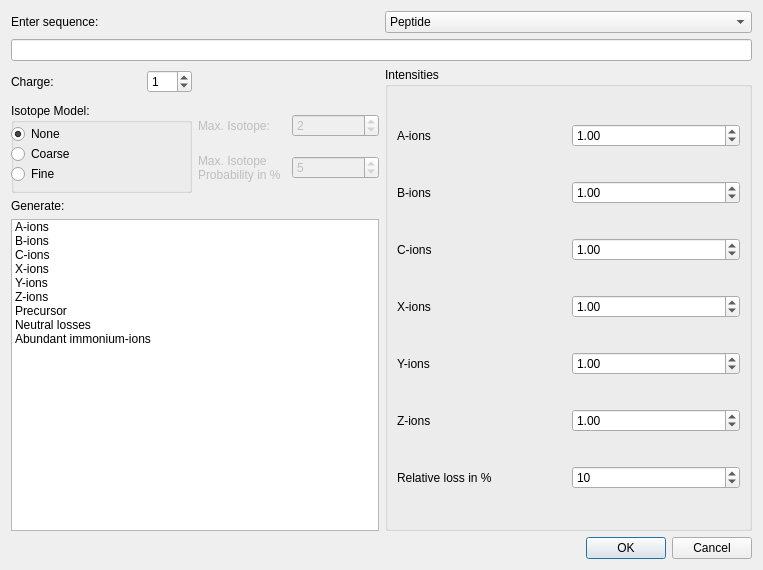
Before: the Qt Designer form src/openms_gui/source/VISUAL/DIALOGS/TheoreticalSpectrumGenerationDialog.ui in OpenMS/OpenMS-TOPP-GUI, drawn with Qt 5.
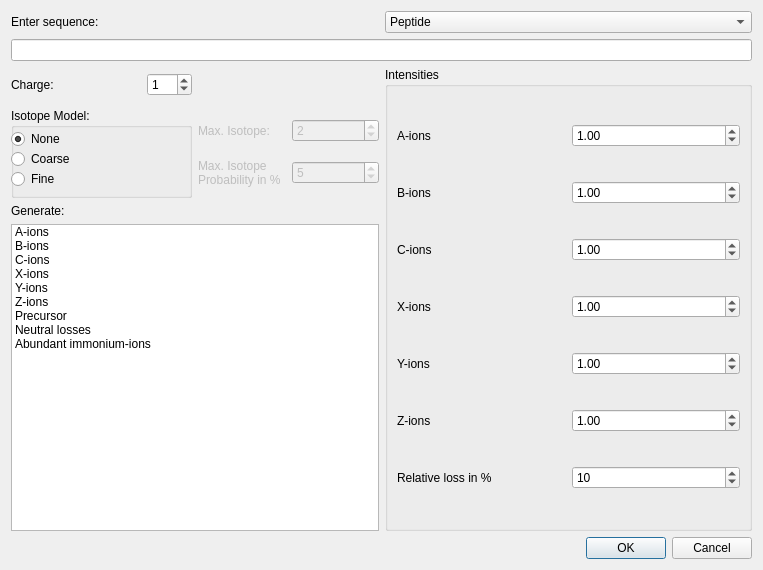
After: the same form once the commit is applied.

Commit message: const ref loops and some design

```diff
--- a/src/openms_gui/source/VISUAL/DIALOGS/TheoreticalSpectrumGenerationDialog.ui
+++ b/src/openms_gui/source/VISUAL/DIALOGS/TheoreticalSpectrumGenerationDialog.ui
@@ -114,7 +114,7 @@
              <property name="maximumSize">
               <size>
                <width>16777215</width>
-               <height>30</height>
+               <height>35</height>
               </size>
              </property>
              <property name="text">
```
The commit also changes 1 other file.
